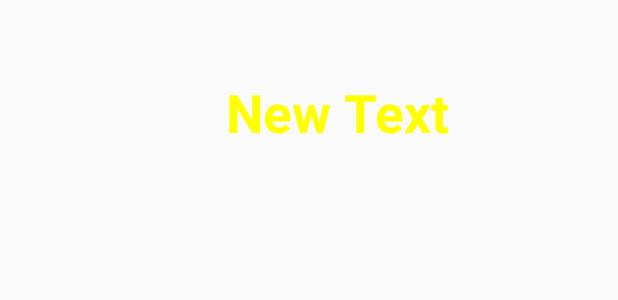
After one commit to Birdorov/Traffic_EGAT, an Android app: the layout traffic_listview.xml on its own in the app's theme, with its tools: preview values and no code run, on a phone screen of 412 x 824 dp. The commit adds this screen. Shown: the top 300 px of the screen. Run offline under Robolectric (Android 15) with nearby library versions, the phone set to English and light mode, and no system bars.

Commit message:
ListView Success

```diff
--- /dev/null
+++ b/app/src/main/res/layout/traffic_listview.xml
@@ -0,0 +1,22 @@
+<?xml version="1.0" encoding="utf-8"?>
+<LinearLayout xmlns:android="http://schemas.android.com/apk/res/android"
+    android:orientation="horizontal" android:layout_width="match_parent"
+    android:layout_height="wrap_content">
+
+    <ImageView
+        android:layout_width="@dimen/icon"
+        android:layout_height="@dimen/icon"
+        android:id="@+id/imvIcon"
+        android:layout_margin="15dp"
+        android:layout_gravity="center_vertical" />
+
+    <TextView
+        android:layout_width="wrap_content"
+        android:layout_height="wrap_content"
+        android:text="New Text"
+        android:id="@+id/txtTitle"
+        android:textSize="@dimen/h1"
+        android:textStyle="bold"
+        android:layout_gravity="center_vertical"
+        android:textColor="@color/text" />
+</LinearLayout>
--- a/app/src/main/res/values/dimens.xml
+++ b/app/src/main/res/values/dimens.xml
@@ -3,4 +3,6 @@
     <dimen name="activity_horizontal_margin">16dp</dimen>
     <dimen name="activity_vertical_margin">16dp</dimen>
     <dimen name="h1">35sp</dimen>
+    <dimen name="icon">120dp</dimen>
+    <dimen name="image">240dp</dimen>
 </resources>
```
Also changed, not shown: app/src/main/java/egat/birdorov/traffic3/MyAdapter.java (added, +43 -0 lines), app/src/main/java/egat/birdorov/traffic3/MainActivity.java (line endings or trailing spaces).
